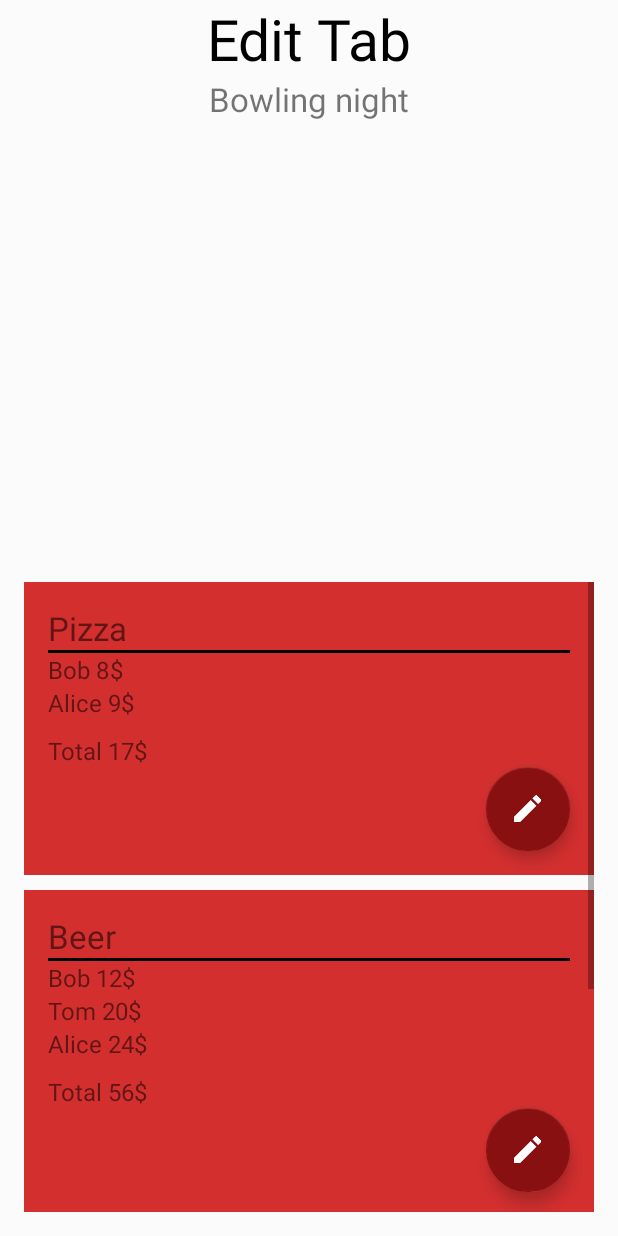
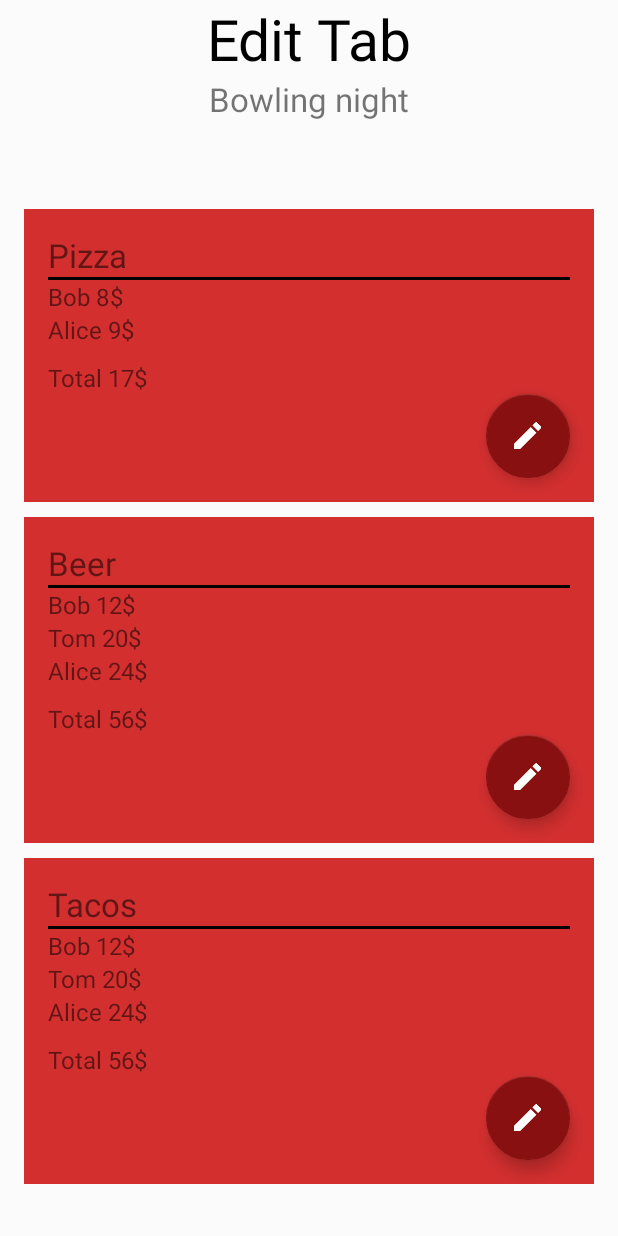
Before and after one commit to jacobhal/ID2216-Project, an Android app: the AllTabsActivity screen opened directly, with no data from a screen before it, after a tap on an icon or button, on a phone screen of 412 x 824 dp. Run offline under Robolectric (Android 15) with nearby library versions, the phone set to English and light mode, and no system bars.

Commit message:
Feat: Updated scrollviews with responsive design

```diff
--- a/Android/Splitter/app/src/main/res/layout/activity_edit_tab.xml
+++ b/Android/Splitter/app/src/main/res/layout/activity_edit_tab.xml
@@ -6,6 +6,13 @@
     android:layout_height="match_parent"
     android:background="@color/colorBackgroundPrimary"
     tools:context="jhallman.splitter.activities.EditTabActivity">
+
+    <android.support.constraint.Guideline
+        android:id="@+id/guideline_scrollview"
+        android:layout_width="1dp"
+        android:layout_height="wrap_content"
+        android:orientation="horizontal"
+        app:layout_constraintGuide_percent="0.15"/>
 
     <TextView
         android:id="@+id/tv_heading"
@@ -30,20 +37,18 @@
         app:layout_constraintTop_toBottomOf="@+id/tv_heading" />
 
     <ScrollView
-        android:layout_width="match_parent"
-        android:layout_height="@dimen/scrollview_height_big"
+        android:layout_width="0dp"
+        android:layout_height="0dp"
         android:layout_margin="@dimen/activity_vertical_margin"
         android:gravity="center|top"
         app:layout_constraintBottom_toBottomOf="parent"
         app:layout_constraintEnd_toEndOf="parent"
-        app:layout_constraintHorizontal_bias="1.0"
         app:layout_constraintStart_toStartOf="parent"
-        app:layout_constraintTop_toBottomOf="@+id/tv_subheading"
-        app:layout_constraintVertical_bias="0.0">
+        app:layout_constraintTop_toBottomOf="@+id/guideline_scrollview">
 
         <LinearLayout
             android:layout_width="match_parent"
-            android:layout_height="match_parent"
+            android:layout_height="wrap_content"
             android:orientation="vertical">
 
             <LinearLayout
--- a/Android/Splitter/app/src/main/res/values/dimens.xml
+++ b/Android/Splitter/app/src/main/res/values/dimens.xml
@@ -62,5 +62,5 @@
 
     <!-- Define ScrollView height -->
     <dimen name="scrollview_height">190dp</dimen>
-    <dimen name="scrollview_height_big">420dp</dimen>
+    <dimen name="scrollview_height_big">460dp</dimen>
 </resources>
```
Also changed, not shown: Android/Splitter/app/src/main/res/layout/activity_all_tabs.xml (+10 -4 lines).
